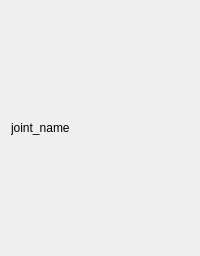
Above: src/gui/ec_gui/src/component/slider/slider_widget_calib.ui from Advanced-Robotics-Facility/ecat-client-advr before the change. Below: the same form after it.
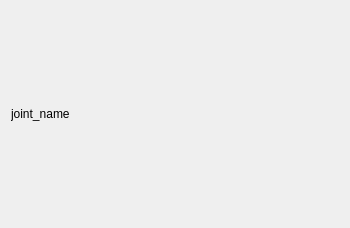
That is the form after the change.

Commit message: First review of control window.

Diff of the .ui file:
```diff
--- a/src/gui/ec_gui/src/component/slider/slider_widget_calib.ui
+++ b/src/gui/ec_gui/src/component/slider/slider_widget_calib.ui
@@ -6,8 +6,8 @@
    <rect>
     <x>0</x>
     <y>0</y>
-    <width>200</width>
-    <height>256</height>
+    <width>350</width>
+    <height>228</height>
    </rect>
   </property>
   <property name="sizePolicy">
```
The commit also changes 5 other files.
